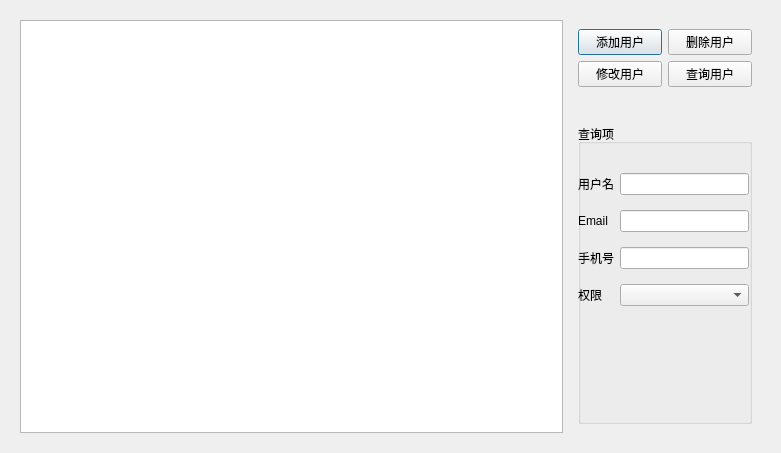
Qt form usermanagement.ui (WooodHead/labelling3) before a commit.
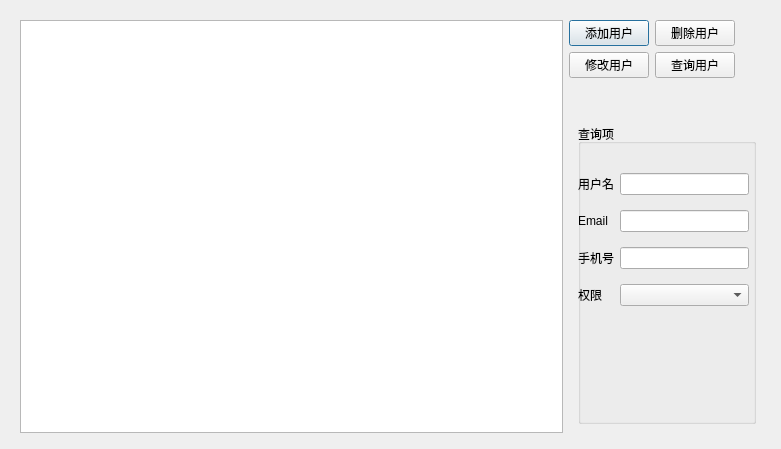
The same form after that commit.

The edit to the form file:
```diff
--- a/usermanagement.ui
+++ b/usermanagement.ui
@@ -19,9 +19,15 @@
   <layout class="QHBoxLayout" name="horizontalLayout">
    <item>
     <widget class="QWidget" name="widget" native="true">
-     <layout class="QHBoxLayout" name="horizontalLayout_2">
-      <item>
        <widget class="QTableView" name="_userTableView">
+      <property name="geometry">
+       <rect>
+        <x>9</x>
+        <y>9</y>
+        <width>543</width>
+        <height>413</height>
+       </rect>
+      </property>
         <property name="minimumSize">
          <size>
           <width>543</width>
@@ -35,57 +41,24 @@
          </size>
         </property>
        </widget>
-      </item>
-      <item>
        <widget class="QWidget" name="widget_2" native="true">
-        <layout class="QVBoxLayout" name="verticalLayout">
-         <item>
-          <layout class="QGridLayout" name="gridLayout_2">
-           <item row="0" column="0">
-            <widget class="QPushButton" name="_addUser">
-             <property name="text">
-              <string>添加用户</string>
-             </property>
-            </widget>
-           </item>
-           <item row="0" column="1">
-            <widget class="QPushButton" name="_deleteUser">
-             <property name="text">
-              <string>删除用户</string>
-             </property>
-            </widget>
-           </item>
-           <item row="1" column="0">
-            <widget class="QPushButton" name="_editUser">
-             <property name="text">
-              <string>修改用户</string>
-             </property>
-            </widget>
-           </item>
-           <item row="1" column="1">
-            <widget class="QPushButton" name="_searchUser">
-             <property name="text">
-              <string>查询用户</string>
-             </property>
-            </widget>
-           </item>
-          </layout>
-         </item>
-         <item>
-          <spacer name="verticalSpacer">
-           <property name="orientation">
-            <enum>Qt::Vertical</enum>
-           </property>
-           <property name="sizeHint" stdset="0">
-            <size>
-             <width>20</width>
-             <height>40</height>
-            </size>
-           </property>
-          </spacer>
-         </item>
-         <item>
+      <property name="geometry">
+       <rect>
+        <x>558</x>
+        <y>9</y>
+        <width>196</width>
+        <height>413</height>
+       </rect>
+      </property>
           <widget class="QGroupBox" name="groupBox">
+       <property name="geometry">
+        <rect>
+         <x>9</x>
+         <y>104</y>
+         <width>178</width>
+         <height>300</height>
+        </rect>
+       </property>
            <property name="minimumSize">
             <size>
              <width>0</width>
@@ -148,11 +121,39 @@
             </layout>
            </widget>
           </widget>
-         </item>
-        </layout>
-       </widget>
-      </item>
-     </layout>
+      <widget class="QWidget" name="">
+       <layout class="QGridLayout" name="gridLayout_2">
+        <item row="0" column="0">
+         <widget class="QPushButton" name="_addUser">
+          <property name="text">
+           <string>添加用户</string>
+          </property>
+         </widget>
+        </item>
+        <item row="0" column="1">
+         <widget class="QPushButton" name="_deleteUser">
+          <property name="text">
+           <string>删除用户</string>
+          </property>
+         </widget>
+        </item>
+        <item row="1" column="0">
+         <widget class="QPushButton" name="_editUser">
+          <property name="text">
+           <string>修改用户</string>
+          </property>
+         </widget>
+        </item>
+        <item row="1" column="1">
+         <widget class="QPushButton" name="_searchUser">
+          <property name="text">
+           <string>查询用户</string>
+          </property>
+         </widget>
+        </item>
+       </layout>
+      </widget>
+     </widget>
     </widget>
    </item>
   </layout>
```
Lines whose indentation alone changed are shown as unchanged.
